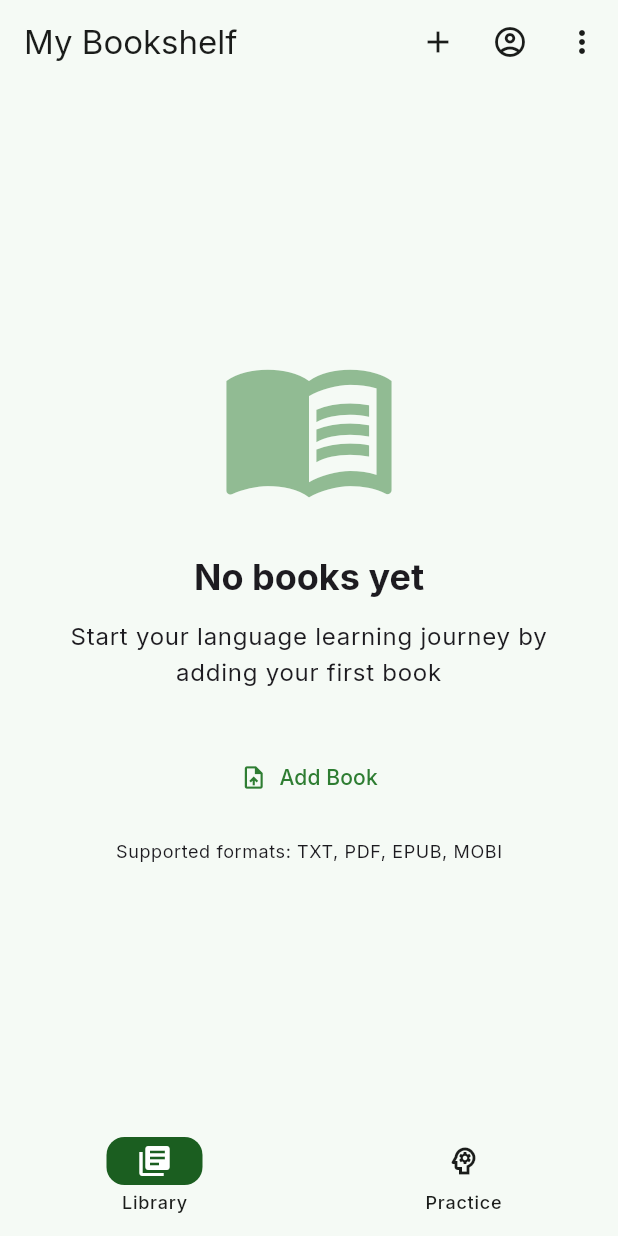
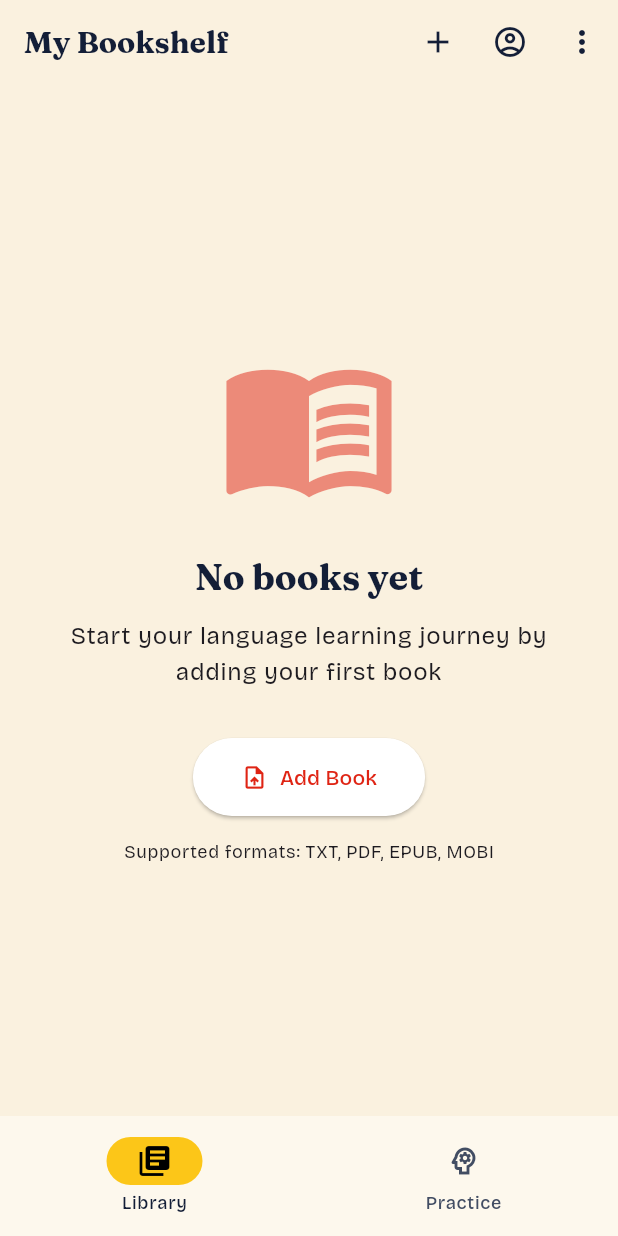
Before and after one commit to kenvifire/WordBook_Prototype, a Flutter app: the screen it shows once a user with an empty profile is signed in, on a phone screen of 412 x 824 dp. Run offline on Flutter 3.47's test engine with Material 3 defaults, Android fonts, the phone set to English and light mode, and no system bars; our stand-ins replace audioplayers, cloud_firestore, cloud_functions, file_picker, firebase_auth, firebase_core and 8 more; missing offline and left inert: dart:js_interop, epub_parser, flutter_facebook_auth, pdfx, purchases_flutter, purchases_ui_flutter and 2 more; accounts and stored records are empty; generated files the repository leaves out were written again; project files that could hold a hidden picture were left out.

Commit message:
style: port riso design system from Lovable prototype (theme + WbCard/WbButton)
Brings the Lovable level-up-storybook "risograph" look to the Flutter app:
new wb_palette tokens, a rewritten app_theme (paper/ink palette + Fraunces /
Bricolage Grotesque, light + dark), and two signature widgets (hard-offset-
shadow card and pill button). Foundation only — not yet applied to screens.

```diff
--- a/flutter_app/lib/core/theme/app_theme.dart
+++ b/flutter_app/lib/core/theme/app_theme.dart
@@ -1,116 +1,120 @@
 import 'package:flutter/material.dart';
 import 'package:google_fonts/google_fonts.dart';
+import 'wb_palette.dart';
 
+/// WordBook theme — the "risograph" look ported from the Lovable
+/// `level-up-storybook` design system.
+///
+/// Light = warm paper + ink with hard offset shadows; dark = a navy variant
+/// that keeps the same accents. The signature 2px-ink-border + hard-shadow
+/// surfaces are provided by `WbCard` / `WbButton`; this file sets the
+/// Material color scheme, typography and the standard component themes.
 class AppTheme {
-  static const _primaryGreen = Color(0xFF2E7D32);
-  static const _onPrimary = Color(0xFFFFFFFF);
-  static const _primaryContainer = Color(0xFFA5D6A7);
-  static const _surfaceLight = Color(0xFFF5FAF5);
-  static const _surfaceDark = Color(0xFF0D1A0E);
+  AppTheme._();
 
-  static ThemeData lightTheme() {
+  static ThemeData lightTheme() => _theme(Brightness.light);
+  static ThemeData darkTheme() => _theme(Brightness.dark);
+
+  static ThemeData _theme(Brightness brightness) {
+    final dark = brightness == Brightness.dark;
+    final scheme = (dark ? ColorScheme.dark() : ColorScheme.light()).copyWith(
+      primary: WbPalette.lemon,
+      onPrimary: WbPalette.paper,
+      secondary: WbPalette.lime,
+      onSecondary: WbPalette.ink,
+      error: WbPalette.lemon,
+      onError: WbPalette.paper,
+      surface: dark ? WbPalette.darkBackground : WbPalette.paper,
+      onSurface: dark ? WbPalette.paper : WbPalette.ink,
+      surfaceContainerHighest: dark ? WbPalette.darkMuted : WbPalette.muted,
+      onSurfaceVariant: dark
+          ? WbPalette.darkMutedForeground
+          : WbPalette.mutedForeground,
+      outline: WbPalette.ink,
+      outlineVariant: dark ? WbPalette.darkMuted : WbPalette.hairline,
+    );
+
     return ThemeData(
       useMaterial3: true,
-      brightness: Brightness.light,
-      colorScheme: ColorScheme.light(
-        primary: _primaryGreen,
-        onPrimary: _onPrimary,
-        primaryContainer: _primaryContainer,
-        onPrimaryContainer: const Color(0xFF002106),
-        secondary: const Color(0xFF1B5E20),
-        onSecondary: _onPrimary,
-        error: const Color(0xFFBA1A1A),
-        onError: _onPrimary,
-        surface: _surfaceLight,
-        onSurface: const Color(0xFF1A1C1A),
-        surfaceContainerHighest: const Color(0xFFDEE5D8),
-      ),
-      textTheme: GoogleFonts.interTextTheme(),
+      brightness: brightness,
+      colorScheme: scheme,
+      scaffoldBackgroundColor: scheme.surface,
+      textTheme: _textTheme(brightness),
       appBarTheme: AppBarTheme(
         centerTitle: false,
         elevation: 0,
-        backgroundColor: _surfaceLight,
-        foregroundColor: const Color(0xFF1A1C1A),
+        backgroundColor: scheme.surface,
+        foregroundColor: scheme.onSurface,
       ),
       cardTheme: CardThemeData(
-        elevation: 1,
-        shape: RoundedRectangleBorder(borderRadius: BorderRadius.circular(12)),
-      ),
-      elevatedButtonTheme: ElevatedButtonThemeData(
-        style: ElevatedButton.styleFrom(
-          elevation: 0,
-          padding: const EdgeInsets.symmetric(horizontal: 24, vertical: 14),
-          shape: RoundedRectangleBorder(borderRadius: BorderRadius.circular(16)),
-        ),
-      ),
-      outlinedButtonTheme: OutlinedButtonThemeData(
-        style: OutlinedButton.styleFrom(
-          padding: const EdgeInsets.symmetric(horizontal: 24, vertical: 14),
-          shape: RoundedRectangleBorder(borderRadius: BorderRadius.circular(16)),
-          side: const BorderSide(width: 1.5),
+        elevation: 0,
+        color: dark ? WbPalette.darkCard : WbPalette.card,
+        margin: EdgeInsets.zero,
+        shape: RoundedRectangleBorder(
+          borderRadius: BorderRadius.circular(24),
+          side: const BorderSide(color: WbPalette.ink, width: 2),
         ),
       ),
       inputDecorationTheme: InputDecorationTheme(
-        border: OutlineInputBorder(borderRadius: BorderRadius.circular(12)),
         filled: true,
-        fillColor: const Color(0xFFE8F0E8),
+        fillColor: dark ? WbPalette.darkCard : WbPalette.card,
+        border: _inputBorder(),
+        enabledBorder: _inputBorder(),
+        focusedBorder: _inputBorder(color: WbPalette.aqua, width: 3),
       ),
       navigationBarTheme: NavigationBarThemeData(
-        indicatorShape: RoundedRectangleBorder(borderRadius: BorderRadius.circular(12)),
+        indicatorColor: WbPalette.lime,
+        backgroundColor: dark ? WbPalette.darkCard : WbPalette.card,
       ),
     );
   }
 
-  static ThemeData darkTheme() {
-    return ThemeData(
-      useMaterial3: true,
-      brightness: Brightness.dark,
-      colorScheme: ColorScheme.dark(
-        primary: const Color(0xFF81C784),
-        onPrimary: const Color(0xFF003910),
-        primaryContainer: const Color(0xFF1B5E20),
-        onPrimaryContainer: const Color(0xFFA5D6A7),
-        secondary: const Color(0xFFA5D6A7),
-        onSecondary: const Color(0xFF003910),
-        error: const Color(0xFFFFB4AB),
-        onError: const Color(0xFF690005),
-        surface: _surfaceDark,
-        onSurface: const Color(0xFFE0E3DC),
-        surfaceContainerHighest: const Color(0xFF232B22),
+  static OutlineInputBorder _inputBorder({
+    Color color = WbPalette.ink,
+    double width = 2,
+  }) {
+    return OutlineInputBorder(
+      borderRadius: BorderRadius.circular(16),
+      borderSide: BorderSide(color: color, width: width),
+    );
+  }
+
+  static TextTheme _textTheme(Brightness brightness) {
+    // Body in Bricolage Grotesque; headings/display in Fraunces (serif).
+    final base = GoogleFonts.bricolageGrotesqueTextTheme(
+      ThemeData(brightness: brightness).textTheme,
+    );
+    return base.copyWith(
+      displayLarge: GoogleFonts.fraunces(
+        fontSize: 57,
+        fontWeight: FontWeight.w800,
+        letterSpacing: -1,
       ),
-      textTheme: GoogleFonts.interTextTheme(ThemeData.dark().textTheme),
-      appBarTheme: AppBarTheme(
-        centerTitle: false,
-        elevation: 0,
-        backgroundColor: _surfaceDark,
-        foregroundColor: const Color(0xFFE0E3DC),
+      displayMedium: GoogleFonts.fraunces(
+        fontSize: 45,
+        fontWeight: FontWeight.w800,
+        letterSpacing: -0.5,
       ),
-      cardTheme: CardThemeData(
-        elevation: 1,
-        shape: RoundedRectangleBorder(borderRadius: BorderRadius.circular(12)),
-        color: const Color(0xFF1A2A1A),
+      displaySmall: GoogleFonts.fraunces(
+        fontSize: 36,
+        fontWeight: FontWeight.w800,
       ),
-      elevatedButtonTheme: ElevatedButtonThemeData(
-        style: ElevatedButton.styleFrom(
-          elevation: 0,
-          padding: const EdgeInsets.symmetric(horizontal: 24, vertical: 14),
-          shape: RoundedRectangleBorder(borderRadius: BorderRadius.circular(16)),
-        ),
+      headlineLarge: GoogleFonts.fraunces(
+        fontSize: 32,
+        fontWeight: FontWeight.w800,
+        letterSpacing: -0.5,
       ),
-      outlinedButtonTheme: OutlinedButtonThemeData(
-        style: OutlinedButton.styleFrom(
-          padding: const EdgeInsets.symmetric(horizontal: 24, vertical: 14),
-          shape: RoundedRectangleBorder(borderRadius: BorderRadius.circular(16)),
-          side: const BorderSide(width: 1.5),
-        ),
+      headlineMedium: GoogleFonts.fraunces(
+        fontSize: 28,
+        fontWeight: FontWeight.w700,
       ),
-      inputDecorationTheme: InputDecorationTheme(
-        border: OutlineInputBorder(borderRadius: BorderRadius.circular(12)),
-        filled: true,
-        fillColor: const Color(0xFF1A2A1A),
+      headlineSmall: GoogleFonts.fraunces(
+        fontSize: 24,
+        fontWeight: FontWeight.w700,
       ),
-      navigationBarTheme: NavigationBarThemeData(
-        indicatorShape: RoundedRectangleBorder(borderRadius: BorderRadius.circular(12)),
+      titleLarge: GoogleFonts.fraunces(
+        fontSize: 20,
+        fontWeight: FontWeight.w700,
       ),
     );
   }
--- /dev/null
+++ b/flutter_app/lib/core/theme/wb_palette.dart
@@ -0,0 +1,49 @@
+import 'package:flutter/material.dart';
+
+/// WordBook "risograph" design tokens, ported from the Lovable
+/// `level-up-storybook` project's `src/styles.css`.
+///
+/// Hex values are the oklch -> sRGB conversions of Lovable's CSS custom
+/// properties (`--paper`, `--ink`, `--lemon`, `--lime`, `--aqua`,
+/// `--mint`, `--success`).
+class WbPalette {
+  WbPalette._();
+
+  // Surfaces (light) — warm paper + dark navy ink
+  static const Color paper = Color(0xFFFAF1DF); // page background
+  static const Color card = Color(0xFFFDF8ED); // raised surface
+  static const Color ink = Color(0xFF131E37); // text, borders, hard shadow
+  static const Color muted = Color(0xFFEAE0CB); // subtle fill
+  static const Color mutedForeground = Color(0xFF424D63); // secondary text
+
+  // Brand accents (shared by light and dark)
+  static const Color lemon = Color(0xFFDF2414); // primary CTA (riso red-orange)
+  static const Color lime = Color(0xFFFCC618); // secondary / highlight (yellow)
+  static const Color aqua = Color(0xFF008889); // accent / progress (teal)
+  static const Color mint = Color(0xFFFFB4B3); // success / "correct" (pink)
+  static const Color success = Color(0xFF0A7E3A); // green
+  static const Color successSoft = Color(0xFFB9EEC2);
+
+  // Dark-mode surfaces — a navy variant keeping the same accents
+  static const Color darkBackground = Color(0xFF0D1424);
+  static const Color darkCard = Color(0xFF1A2440);
+  static const Color darkMuted = Color(0xFF2A3552);
+  static const Color darkMutedForeground = Color(0xFFA9B4CC);
+
+  /// Hairline border (ink at ~18%), for inputs/dividers.
+  static const Color hairline = Color(0x2E131E37);
+
+  /// The signature "card-block" hard offset shadow (no blur).
+  static const BoxShadow shadowBlock = BoxShadow(
+    color: ink,
+    offset: Offset(4, 4),
+    blurRadius: 0,
+  );
+
+  /// Smaller hard shadow for secondary surfaces.
+  static const BoxShadow shadowSoft = BoxShadow(
+    color: ink,
+    offset: Offset(2, 2),
+    blurRadius: 0,
+  );
+}
```
Also changed, not shown: flutter_app/lib/widgets/common/wb_button.dart (added, +93 -0 lines), flutter_app/lib/widgets/common/wb_card.dart (added, +31 -0 lines).
